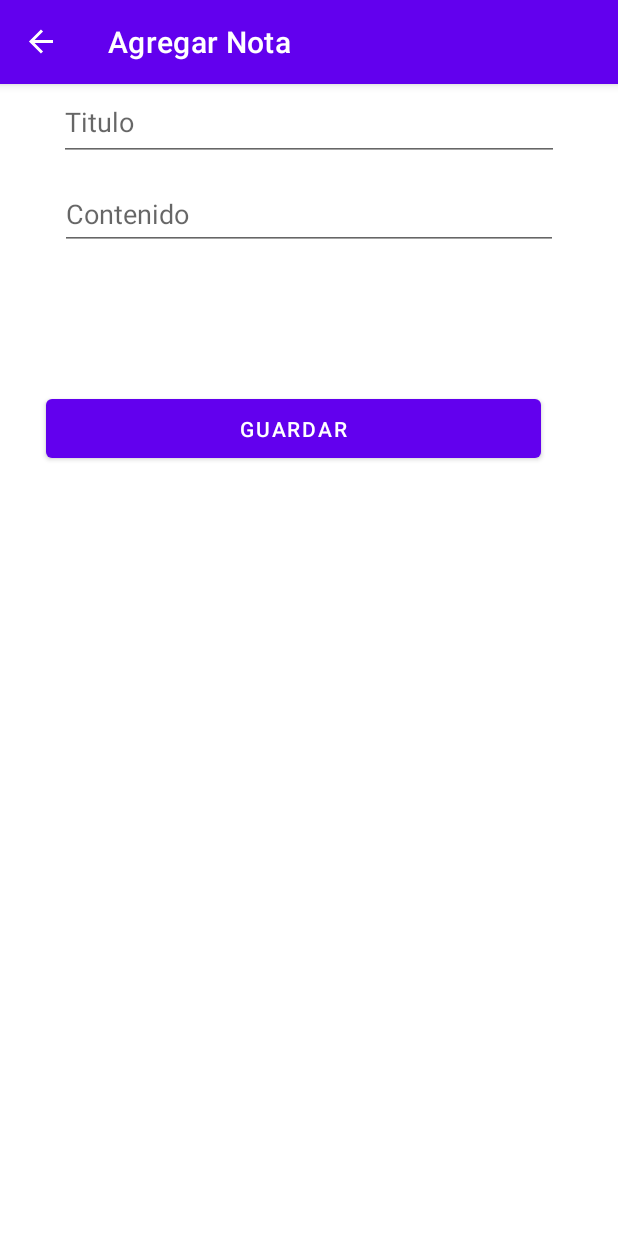
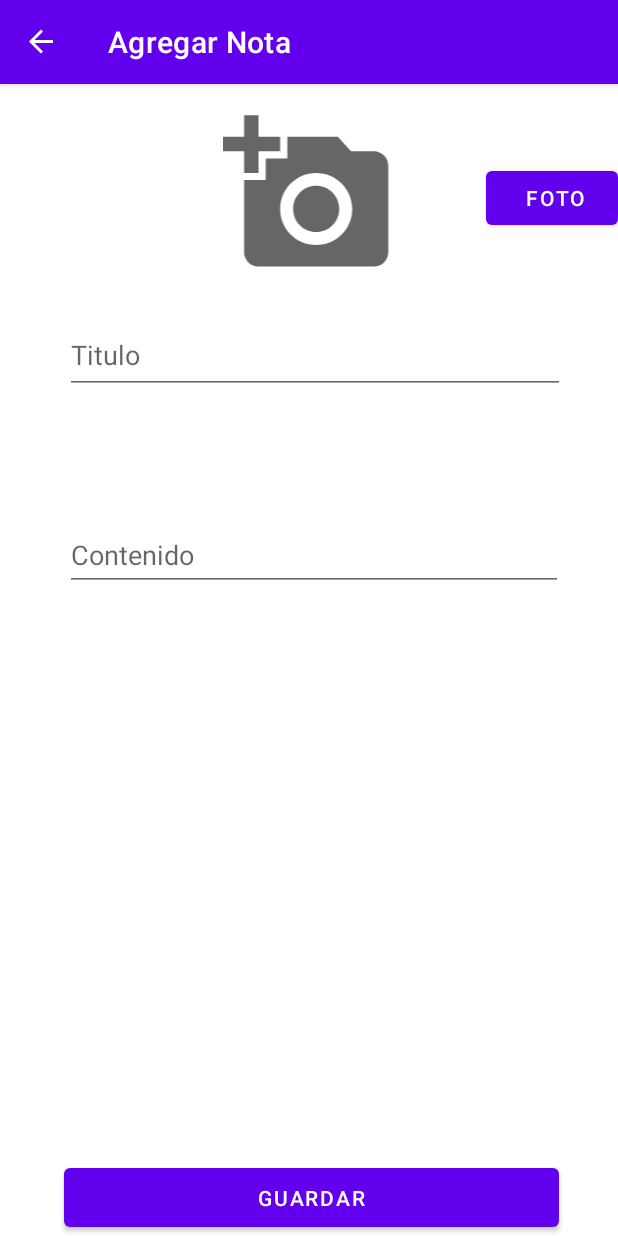
Before and after one commit to matias5ds/proyecto-taller, an Android app: the AddFragment screen opened through its navigation route, on a phone screen of 412 x 824 dp. Run offline under Robolectric (Android 15) with nearby library versions, the phone set to English and light mode, and no system bars; our stand-ins replace Room's generated code, navigation-ui.

```diff
--- a/app/src/main/java/ar/edu/unlam/notesapp/data/Nota.kt
+++ b/app/src/main/java/ar/edu/unlam/notesapp/data/Nota.kt
@@ -20,7 +20,7 @@ import kotlinx.android.parcel.Parcelize
     @ColumnInfo(name = "contenido")
     val contenido: String,
 
-   // @ColumnInfo(name = "imagen")
-    //val imagen: String
+    //@ColumnInfo(name = "imagen")
+   // val imagen: String
 
 ):Parcelable
--- a/app/src/main/java/ar/edu/unlam/notesapp/data/NotaDao.kt
+++ b/app/src/main/java/ar/edu/unlam/notesapp/data/NotaDao.kt
@@ -2,7 +2,6 @@ package ar.edu.unlam.notesapp.data
 
 import androidx.lifecycle.LiveData
 import androidx.room.*
-
 
 @Dao
 interface NotaDao {
@@ -11,7 +10,7 @@ interface NotaDao {
     suspend fun addNota(nota: Nota)
 
     @Query("SELECT * FROM nota_table ORDER BY id ASC")
-    fun readAllData():LiveData<List<Nota>>
+     fun readAllData():LiveData<List<Nota>>
 
     @Update
     suspend fun updateNota(nota: Nota)
@@ -20,5 +19,9 @@ interface NotaDao {
     suspend fun deleteNota(nota: Nota)
 
     @Query("DELETE FROM nota_table")
-    fun deleteAllNotas()
+    suspend fun deleteAllNotas()
+
+    @Query("SELECT * FROM nota_table")
+    suspend fun getAllNotas():List<Nota>
+
 }
--- a/app/src/main/java/ar/edu/unlam/notesapp/data/NotaRepository.kt
+++ b/app/src/main/java/ar/edu/unlam/notesapp/data/NotaRepository.kt
@@ -32,4 +32,7 @@ class NotaRepository(private val notaDao: NotaDao):NoteRepository{
          notaDao.deleteAllNotas()
     }
 
+    override suspend fun getAllNotes(): List<Nota> {
+        return notaDao.getAllNotas().map{Nota(id = it.id, titulo = it.titulo,contenido = it.contenido)}
+    }
 }
--- a/app/src/main/java/ar/edu/unlam/notesapp/model/Note.kt
+++ b/app/src/main/java/ar/edu/unlam/notesapp/model/Note.kt
@@ -3,6 +3,6 @@ package ar.edu.unlam.notesapp.model
 data class Note (
     val id: Int,
     val titulo: String,
-    val contenido: String
+    val contenido: String,
     //val imagen:String
 )
--- a/app/src/main/java/ar/edu/unlam/notesapp/model/NoteRepository.kt
+++ b/app/src/main/java/ar/edu/unlam/notesapp/model/NoteRepository.kt
@@ -10,5 +10,6 @@ interface NoteRepository {
     suspend fun updateNote(nota: Nota)
     suspend fun deleteNote(nota: Nota)
     suspend fun deleteAllNotes()
+    suspend fun getAllNotes():List<Nota>
 
 }
--- a/app/src/main/java/ar/edu/unlam/notesapp/ui/MainActivity.kt
+++ b/app/src/main/java/ar/edu/unlam/notesapp/ui/MainActivity.kt
@@ -19,4 +19,7 @@ class MainActivity : AppCompatActivity() {
         return navController.navigateUp()||super.onSupportNavigateUp()
     }
 
+
+
+
 }
--- a/app/src/main/java/ar/edu/unlam/notesapp/ui/NotaViewModel.kt
+++ b/app/src/main/java/ar/edu/unlam/notesapp/ui/NotaViewModel.kt
@@ -12,7 +12,7 @@ import kotlinx.coroutines.launch
 
 class NotaViewModel(application: Application): AndroidViewModel(application) {
 
-     val readAllData:LiveData<List<Nota>>
+    val readAllData:LiveData<List<Nota>>
     private val repository:NotaRepository
 
     init {
--- a/app/src/main/java/ar/edu/unlam/notesapp/ui/fragments/list/ListAdapter.kt
+++ b/app/src/main/java/ar/edu/unlam/notesapp/ui/fragments/list/ListAdapter.kt
@@ -3,6 +3,7 @@ package ar.edu.unlam.notesapp.ui.fragments.list
 import android.view.LayoutInflater
 import android.view.View
 import android.view.ViewGroup
+import androidx.core.view.drawToBitmap
 import androidx.navigation.findNavController
 import androidx.recyclerview.widget.RecyclerView
 import ar.edu.unlam.notesapp.R
--- a/app/src/main/res/layout/custom_row.xml
+++ b/app/src/main/res/layout/custom_row.xml
@@ -9,7 +9,7 @@
 
 
     <ImageView
-        android:id="@+id/imageView"
+        android:id="@+id/image_txt"
         android:layout_width="77dp"
         android:layout_height="64dp"
         app:layout_constraintBottom_toBottomOf="parent"
@@ -29,7 +29,7 @@
         android:text="TextView"
         android:textStyle="bold"
         app:layout_constraintBottom_toBottomOf="parent"
-        app:layout_constraintStart_toEndOf="@+id/imageView"
+        app:layout_constraintStart_toEndOf="@+id/image_txt"
         app:layout_constraintTop_toTopOf="parent"
         app:layout_constraintVertical_bias="0.258" />
 
--- a/app/src/main/res/layout/fragment_add.xml
+++ b/app/src/main/res/layout/fragment_add.xml
@@ -10,22 +10,25 @@
         android:id="@+id/add_titulo"
         android:layout_width="333dp"
         android:layout_height="51dp"
+        android:layout_marginTop="24dp"
         android:ems="10"
         android:hint="Titulo"
         android:inputType="textPersonName"
         app:layout_constraintEnd_toEndOf="parent"
+        app:layout_constraintHorizontal_bias="0.551"
         app:layout_constraintStart_toStartOf="parent"
-        tools:layout_editor_absoluteY="166dp" />
+        app:layout_constraintTop_toBottomOf="@+id/add_imagen" />
 
     <EditText
         android:id="@+id/add_contenido"
         android:layout_width="332dp"
         android:layout_height="47dp"
-        android:layout_marginTop="12dp"
+        android:layout_marginTop="84dp"
         android:ems="10"
         android:hint="Contenido"
         android:inputType="textPersonName"
         app:layout_constraintEnd_toEndOf="parent"
+        app:layout_constraintHorizontal_bias="0.544"
         app:layout_constraintStart_toStartOf="parent"
         app:layout_constraintTop_toBottomOf="@+id/add_titulo" />
 
@@ -36,8 +39,25 @@
         android:text="Guardar"
         app:layout_constraintBottom_toBottomOf="parent"
         app:layout_constraintEnd_toEndOf="parent"
-        app:layout_constraintHorizontal_bias="0.37"
+        app:layout_constraintHorizontal_bias="0.518"
+        app:layout_constraintStart_toStartOf="parent" />
+
+    <ImageView
+        android:id="@+id/add_imagen"
+        android:layout_width="153dp"
+        android:layout_height="115dp"
+        android:layout_marginTop="16dp"
+        android:src="@drawable/ic_foto"
+        app:layout_constraintEnd_toEndOf="parent"
         app:layout_constraintStart_toStartOf="parent"
-        app:layout_constraintTop_toBottomOf="@+id/add_contenido"
-        app:layout_constraintVertical_bias="0.154" />
+        app:layout_constraintTop_toTopOf="parent" />
+
+    <Button
+        android:id="@+id/btn_foto"
+        android:layout_width="wrap_content"
+        android:layout_height="wrap_content"
+        android:layout_marginTop="52dp"
+        android:text=" Foto"
+        app:layout_constraintEnd_toEndOf="parent"
+        app:layout_constraintTop_toTopOf="parent" />
 </androidx.constraintlayout.widget.ConstraintLayout>
```
Also changed, not shown: app/build.gradle (+8 -1 lines), app/src/main/java/ar/edu/unlam/notesapp/ui/fragments/add/AddFragment.kt (+76 -12 lines), app/src/main/java/ar/edu/unlam/notesapp/ui/fragments/update/UpdateFragment.kt (+57 -0 lines), app/src/main/res/layout/fragment_update.xml (+23 -5 lines), 2 other files.
